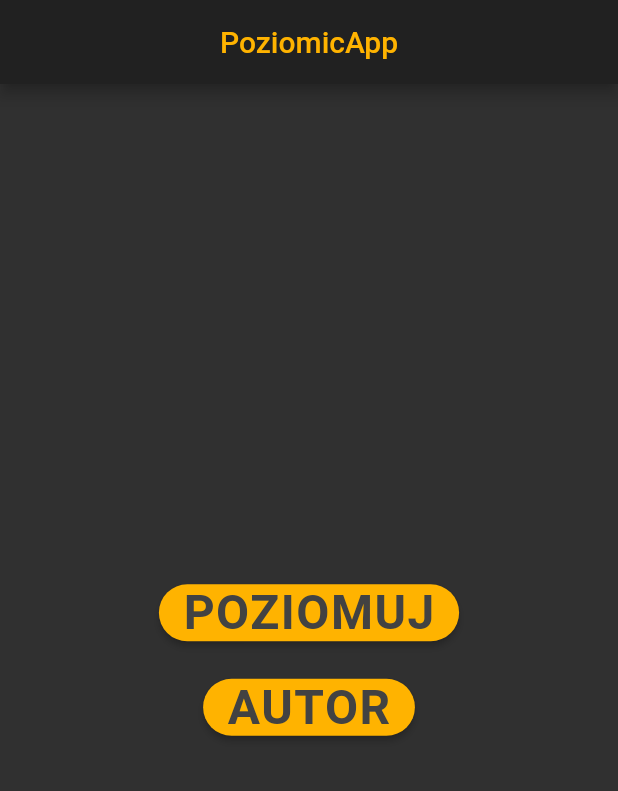
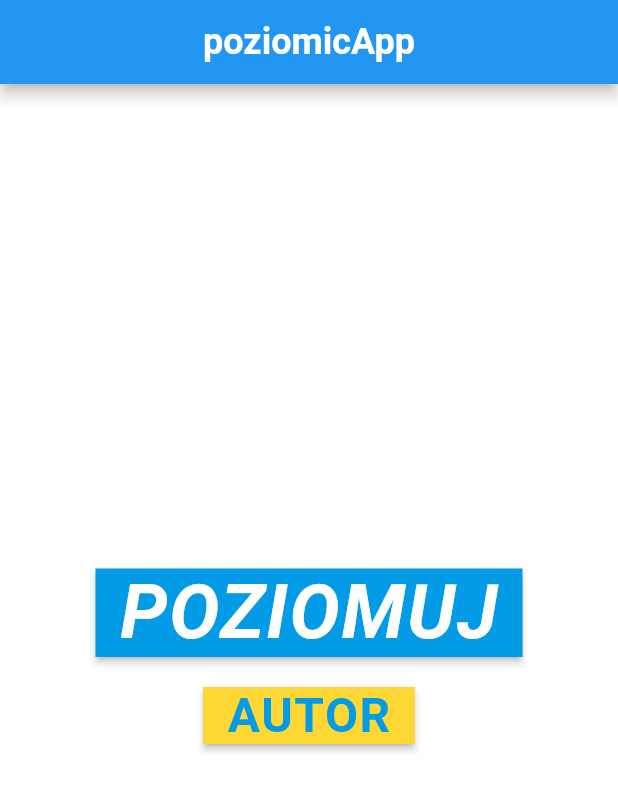
Before and after one commit to Pebjack/poziomic_app, a Flutter app: the screen it shows after launch, on a phone screen of 412 x 824 dp. Shown: the top 791 px of the screen. Run offline on Flutter 3.47's test engine with Material 2 defaults, Android fonts, the phone set to English and light mode, and no system bars; our stand-ins replace sensors.

```diff
--- a/lib/main.dart
+++ b/lib/main.dart
@@ -1,13 +1,14 @@
 import 'package:flutter/material.dart';
 import 'package:poziomic_app/pages/home.dart';
 import 'package:poziomic_app/pages/poziom.dart';
-import 'package:poziomic_app/pages/author.dart';
 
+/***
+ * Metoda inicjuje aplikację.
+ */
 void main() => runApp(MaterialApp(
   initialRoute: '/',
   routes: {
     '/': (context) => Home(),
     '/poziom': (context) => Poziom(),
-    '/author': (context) => Author(),
   },
 ));
--- a/lib/pages/home.dart
+++ b/lib/pages/home.dart
@@ -1,6 +1,5 @@
 import 'package:flutter/material.dart';
 import 'package:flutter/services.dart';
-
 
 class Home extends StatefulWidget {
   @override
@@ -12,23 +11,26 @@ class _HomeState extends State<Home> {
   @override
   void initState(){
     super.initState();
-    SystemChrome.setPreferredOrientations([
+    SystemChrome.setPreferredOrientations([ // przy uruchomieniu ekranu startowego następuje zablokowanie orientacji urzadzenia.
       DeviceOrientation.portraitUp,
     ]);
   }
 
+
   @override
   Widget build(BuildContext context) {
     return Scaffold(
-        backgroundColor: Colors.grey[850],
+        backgroundColor: Colors.white,
         appBar: AppBar(
           title: Text(
-            'PoziomicApp',
+            'poziomicApp',
             style: TextStyle(
-              color: Colors.amber[600],
+              color: Colors.white,
+              fontWeight: FontWeight.bold,
+              fontSize: 24,
             ),
           ),
-          backgroundColor: Colors.grey[900],
+          backgroundColor: Colors.lightBlue[650],
           centerTitle: true,
         ),
         body: Column(
@@ -37,11 +39,11 @@ class _HomeState extends State<Home> {
             Row(
               mainAxisAlignment: MainAxisAlignment.center,
               children: [
-                ElevatedButton(
+                ElevatedButton( // przycisk przenoszący do strony poziomicy
                   style: ElevatedButton.styleFrom(
-                    primary: Colors.amber[600],
-                    shape: RoundedRectangleBorder(
-                      borderRadius: BorderRadius.circular(20.0),
+                    primary: Colors.lightBlue[600],
+                    shape: ContinuousRectangleBorder(
+                        borderRadius: BorderRadius.all(Radius.zero),
                     ),
                   ),
                   onPressed: () {
@@ -50,9 +52,10 @@ class _HomeState extends State<Home> {
                   child: Text(
                     'POZIOMUJ',
                     style: TextStyle(
-                      color: Colors.grey[800],
-                      fontSize: 32.0,
+                      color: Colors.white,
+                      fontSize: 50,
                       fontWeight: FontWeight.bold,
+                      fontStyle: FontStyle.italic,
                       letterSpacing: 1.0,
                     ),
                   ),
@@ -63,20 +66,31 @@ class _HomeState extends State<Home> {
             Row(
               mainAxisAlignment: MainAxisAlignment.center,
               children: [
-                ElevatedButton(
+                ElevatedButton( // przycisk do sekcji o autorze
                   style: ElevatedButton.styleFrom(
-                      primary: Colors.amber[600],
-                      shape: RoundedRectangleBorder(
-                        borderRadius: BorderRadius.circular(20.0),
-                      )
+                      primary: Colors.yellow[600],
+                    shape: ContinuousRectangleBorder(
+                      borderRadius: BorderRadius.all(Radius.zero),
+                    ),
                   ),
                   onPressed: () {
-                    Navigator.pushNamed(context, '/author');
+                    ScaffoldMessenger.of(context).showSnackBar(SnackBar( // sekcja o autorze w postaci snackbara na tym samym ekranie
+                      content: Text(
+                        '@Paweł Jackowski, 2021',
+                        style: TextStyle(
+                          color: Colors.lightBlue[600],
+                          fontWeight: FontWeight.bold,
+                        ),
+                        textAlign: TextAlign.left,
+                      ),
+                      backgroundColor: Colors.yellow[600],
+                    ),
+                    );
                   },
                   child: Text(
                     'AUTOR',
                     style: TextStyle(
-                      color: Colors.grey[800],
+                      color: Colors.lightBlue[600],
                       fontSize: 32.0,
                       fontWeight: FontWeight.bold,
                       letterSpacing: 1.0,
```
Also changed, not shown: lib/pages/author.dart (deleted, +0 -12 lines), lib/pages/poziom.dart (+12 -11 lines).
